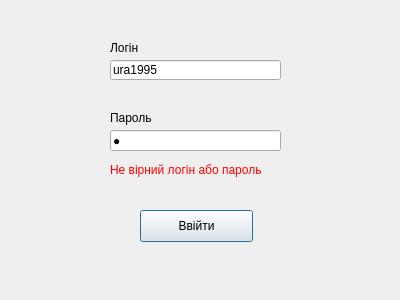
Qt form login.ui (chepiga1995/db_project) before a commit.
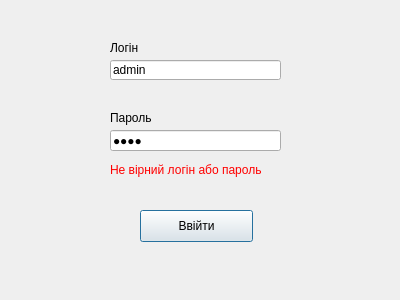
The same form after that commit.

What changed in the file:
```diff
--- a/login.ui
+++ b/login.ui
@@ -41,7 +41,7 @@
     </rect>
    </property>
    <property name="text">
-    <string>ura1995</string>
+    <string>admin</string>
    </property>
   </widget>
   <widget class="QPushButton" name="pushButton">
@@ -80,7 +80,7 @@
     </rect>
    </property>
    <property name="text">
-    <string>1</string>
+    <string>1230</string>
    </property>
    <property name="echoMode">
     <enum>QLineEdit::Password</enum>
```
